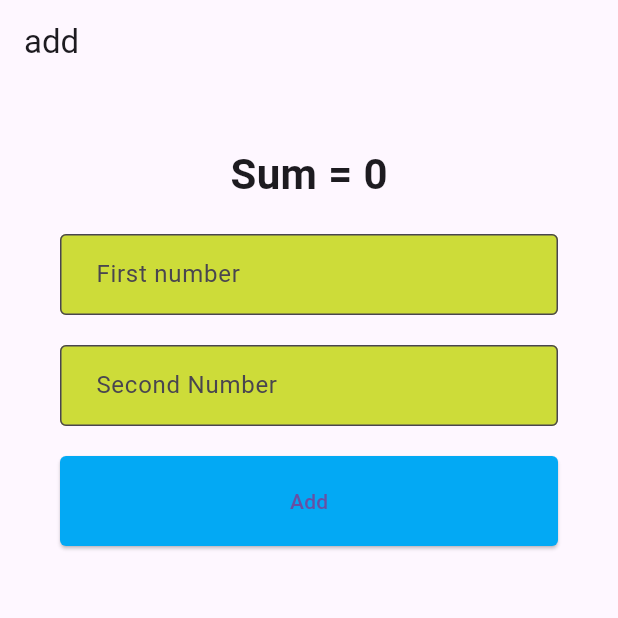
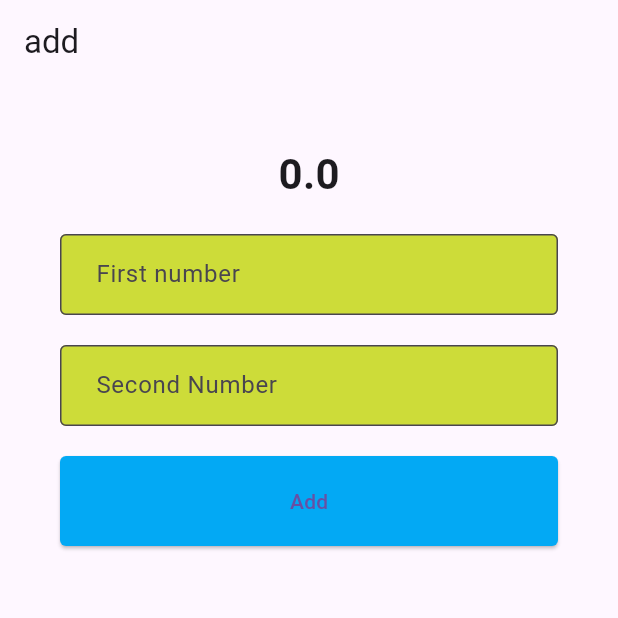
Before and after one commit to sam-in07/StateFul-Sum-App, a Flutter app: the screen it shows after launch, after a tap on "Add", on a phone screen of 412 x 824 dp, the top half of it. Run offline on Flutter 3.47's test engine with Material 3 defaults, Android fonts, the phone set to English and light mode, and no system bars.

Commit message:
committ
somiit

```diff
--- a/counterapp/lib/main.dart
+++ b/counterapp/lib/main.dart
@@ -25,6 +25,7 @@ class Myapp extends StatelessWidget {
 
 
 class MyHomepage extends StatefulWidget {
+
   @override
   State<StatefulWidget> createState() {
      return MyHomepageUI ();
@@ -33,8 +34,24 @@ class MyHomepage extends StatefulWidget {
 }
 
 class MyHomepageUI  extends State<MyHomepage>{
+  Map<String,double> FromValue = {"Num1":0,"Num2":0 };
+  double sum = 0 ;
   @override
   Widget build(BuildContext context) {
+    MyInputOnchange(Inputkey, Inputvalue){
+      setState(() {
+        FromValue.update(Inputkey, (value)=> double.parse(Inputvalue));
+      });
+    }
+
+
+    addAllNum(){
+    setState(() { ///value change hocche update oijnno eta usee kora
+      sum = FromValue['Num1']!+ FromValue['Num2']!; //null na hole summation hoijabe
+    });
+
+  }
+
 
       return Scaffold(
         appBar: AppBar(
@@ -45,11 +62,23 @@ class MyHomepageUI  extends State<MyHomepage>{
           child: Column(
              mainAxisAlignment: MainAxisAlignment.start,
              children: [
-               Text("Sum = 0", style: HeadTextStyle(),),
+               Text(sum.toString(), style: HeadTextStyle(),),
+
                SizedBox(height: 20,),
-               TextFormField(decoration: AppInsputstyle("First number "),),
+
+               TextFormField(
+
+                 onChanged: (value){
+                   MyInputOnchange("Num1" , value);
+                 },
+
+                 decoration: AppInsputstyle("First number "),),
                SizedBox(height: 20,),
-               TextFormField(decoration: AppInsputstyle("Second Number "),),
+               TextFormField(
+                 onChanged: (value){
+                   MyInputOnchange("Num2" , value);
+                 },
+                 decoration: AppInsputstyle("Second Number "),),
                SizedBox(height: 20,), // etata tmr akta box to arekta box distance ta
                Container(
                  width: double.infinity, // eta lomba hoise akhon
@@ -58,7 +87,7 @@ class MyHomepageUI  extends State<MyHomepage>{
                      style: Appbuttonstyle(),
                      child: Text("Add"),
                      onPressed: () {
-
+                       addAllNum();
                      },
                  ),
                )
```
